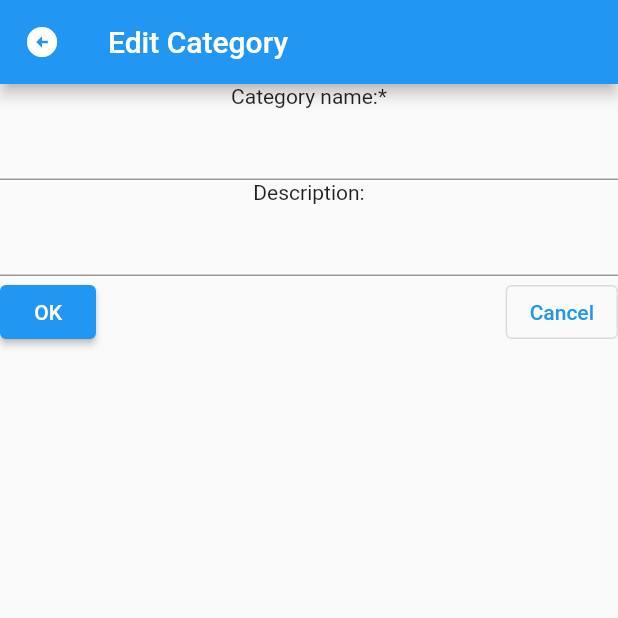
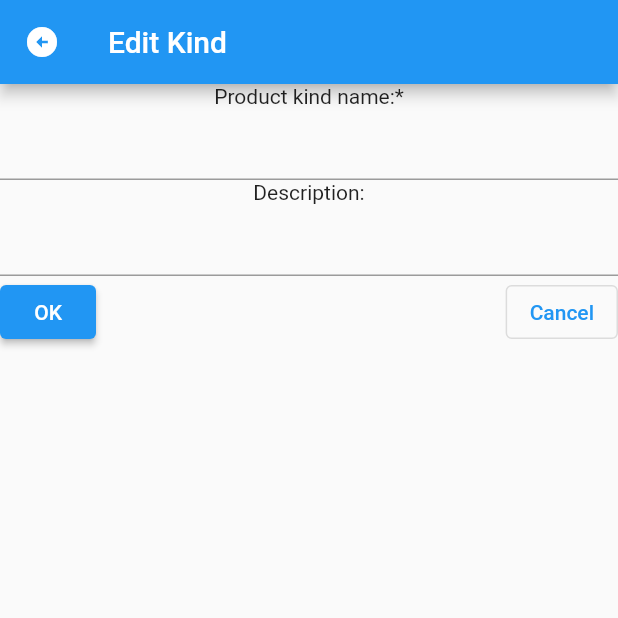
Before and after one commit to vporton/purchases-app, a Flutter app: the CategoriesEdit screen opened by its route, on a phone screen of 412 x 824 dp, the top half of it. Run offline on Flutter 3.47's test engine with Material 2 defaults, Android fonts, the phone set to English and light mode, and no system bars; our stand-ins replace flutter_dotenv, google_maps_flutter, location, sqflite; missing offline and left inert: dart_numerics, google_maps_webservice, marker_icon; accounts and stored records are empty.

Commit message:
rename categories -> kinds

```diff
--- a/lib/categories-rel.dart
+++ b/lib/categories-rel.dart
@@ -194,7 +194,7 @@ class _CategoriesRelListState extends State<_CategoriesRelList> {
         builder: (BuildContext context) => AlertDialog(
           title: const Text('Add relations?'),
           content: Text(
-              "Add the following subcategory relations:\n$relationsStr"),
+              "Add the following subcategory relations:\n$relationsStr"), // FIXME: It may be supercategory.
           actions: <Widget>[
             TextButton(
               onPressed: () => Navigator.pop(context, false),
--- a/lib/categories.dart
+++ b/lib/categories.dart
@@ -103,7 +103,7 @@ class _CategoriesState extends State<Categories> {
           child: const Icon(Icons.close),
           onTap: () => Navigator.pop(context),
         ),
-        title: const Text("Product Categories"),
+        title: const Text("Product Kinds"),
       ),
       body: ListView.separated(
         separatorBuilder: (context, index) => const Divider(
@@ -207,11 +207,11 @@ class CategoriesEditState extends State<CategoriesEdit> {
           leading: InkWell(
               child: const Icon(Icons.arrow_circle_left),
               onTap: () => Navigator.pop(context)),
-          title: const Text("Edit Category"),
+          title: const Text("Edit Kind"),
         ),
         body: Column(children: [
           Column(children: [
-            const Text("Category name:*"),
+            const Text("Product kind name:*"),
             TextField(
                 controller: nameTextController,
                 onChanged: (value) {
--- a/lib/main.dart
+++ b/lib/main.dart
@@ -180,7 +180,7 @@ class _MyHomePageState extends State<MyHomePage> {
               }),
           ListTile(
               leading: const Icon(Icons.category),
-              title: const Text("Product categories"),
+              title: const Text("Product kinds"),
               onTap: () {
                 Navigator.pushNamed(context, '/categories').then((value) {});
               }),
--- a/lib/prices.dart
+++ b/lib/prices.dart
@@ -151,7 +151,7 @@ class _PricesEditState extends State<PricesEdit> {
           ),
         ]),
         Column(crossAxisAlignment: CrossAxisAlignment.start, children: [
-          const Text("Category*:"),
+          const Text("Kind*:"),
           DropdownButton<int>(
             value: data?.categoryIndex,
             items: categories == null
@@ -298,7 +298,7 @@ class CategoryPricesState extends State<CategoryPrices> {
           leading: InkWell(
               child: const Icon(Icons.arrow_circle_left),
               onTap: () => Navigator.pop(context)),
-          title: const Text("Best prices for category")),
+          title: const Text("Best prices for kind")),
       body: Column(children: [
         Text("Category: $categoryName"),
         Expanded(
```
Also changed, not shown: 1 other file.
